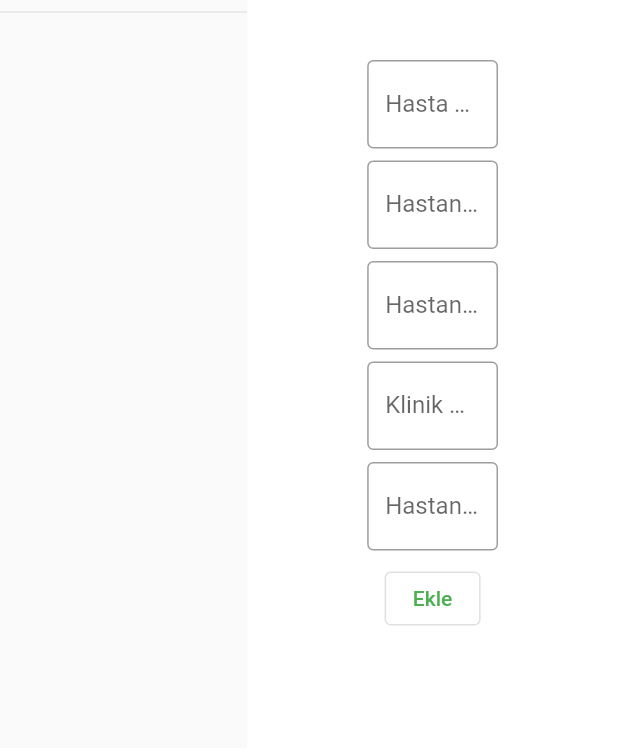
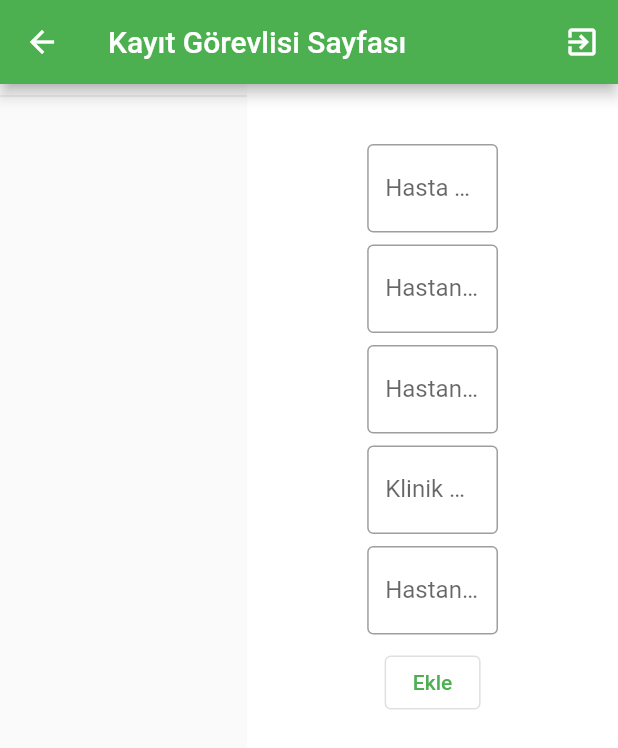
Before and after one commit to malibayram/sifa-poliklinigi, a Flutter app: the KayitGorevlisi screen opened directly, on a phone screen of 412 x 824 dp. Shown: the top 748 px of the screen. Run offline on Flutter 3.47's test engine with Material 2 defaults, Android fonts, the phone set to English and light mode, and no system bars; our stand-ins replace cloud_firestore, firebase_auth, firebase_core, fluttertoast, hive, hive_flutter; missing offline and left inert: hive_listener; accounts and stored records are empty.

Commit message:
Update kayit_gorevlisi.dart

```diff
--- a/poliklinik/lib/pages/kayit_gorevlisi.dart
+++ b/poliklinik/lib/pages/kayit_gorevlisi.dart
@@ -1,10 +1,13 @@
+import 'package:firebase_auth/firebase_auth.dart';
 import 'package:flutter/material.dart';
+import 'package:hive/hive.dart';
 import 'package:poliklinik/models/hasta.dart';
 
 class KayitGorevlisi extends StatelessWidget {
   @override
   Widget build(BuildContext context) {
     final hasta = Hasta();
+
     return StreamBuilder<List<Hasta>>(
         stream: hasta.tumBilgileriniAl(),
         builder: (context, snapshot) {
@@ -14,6 +17,18 @@ class KayitGorevlisi extends StatelessWidget {
 
             print(snapshot.data!);
             return Scaffold(
+              appBar: AppBar(
+                title: Text("Kayıt Görevlisi Sayfası"),
+                actions: [
+                  IconButton(
+                    icon: Icon(Icons.exit_to_app),
+                    onPressed: () {
+                      FirebaseAuth.instance.signOut().then(
+                          (value) => Hive.box('ayarlar').delete('personel'));
+                    },
+                  ),
+                ],
+              ),
               body: Row(
                 children: [
                   Expanded(
```
